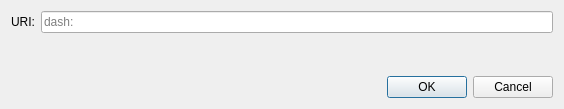
Qt form src/qt/forms/openuridialog.ui (piratecash/piratecash) before a commit.
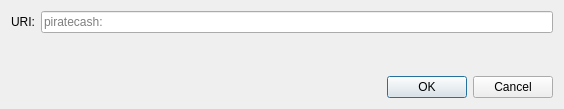
The same form after that commit. Custom widgets are drawn as their Qt base class.

```diff
--- a/src/qt/forms/openuridialog.ui
+++ b/src/qt/forms/openuridialog.ui
@@ -26,7 +26,7 @@
      <item>
       <widget class="QValidatedLineEdit" name="uriEdit">
        <property name="placeholderText">
-        <string notr="true">dash:</string>
+        <string notr="true">piratecash:</string>
        </property>
       </widget>
      </item>
```
